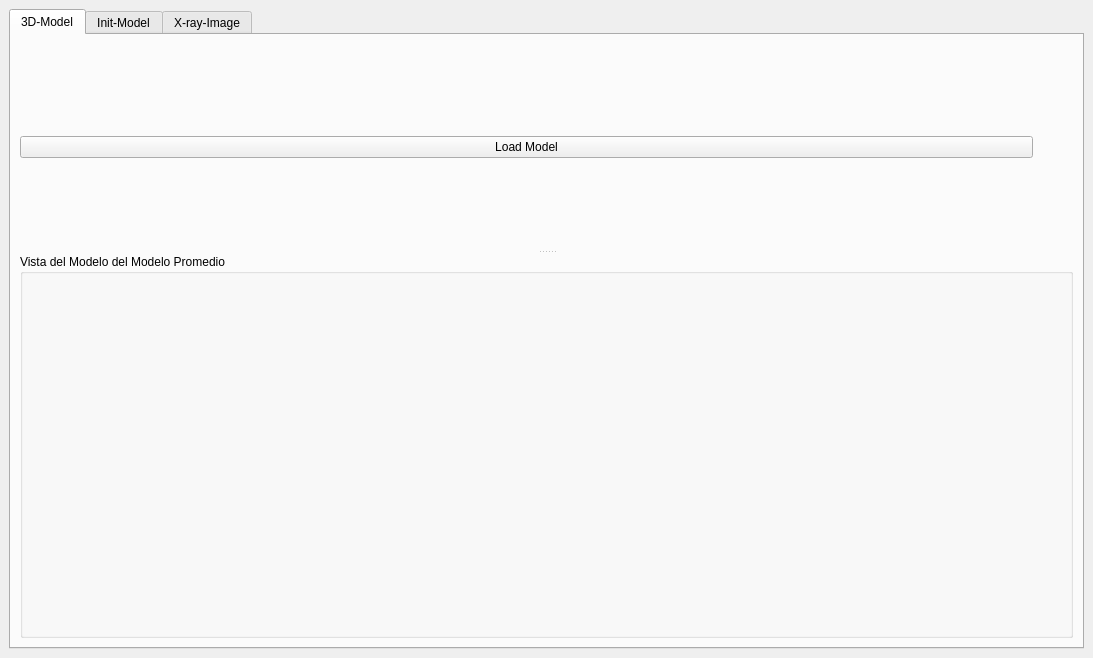
Before: the Qt Designer form Create3DBones.ui in chiconasa3000/BuildModel3D, drawn with Qt 5.
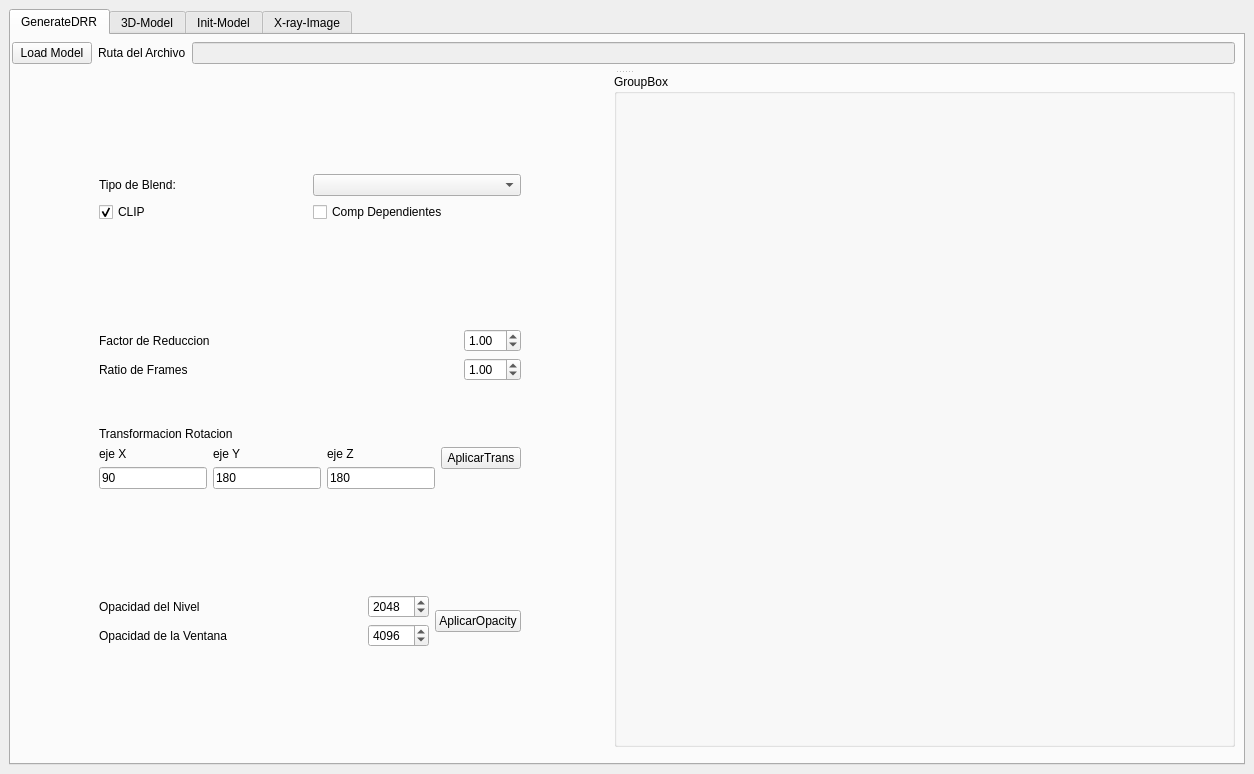
After: the same form once the commit is applied. Custom widgets are drawn as their Qt base class.

Diff of the .ui file:
```diff
--- a/Create3DBones.ui
+++ b/Create3DBones.ui
@@ -6,72 +6,518 @@
    <rect>
     <x>0</x>
     <y>0</y>
-    <width>1093</width>
-    <height>658</height>
+    <width>1254</width>
+    <height>774</height>
    </rect>
   </property>
-  <property name="minimumSize">
-   <size>
-    <width>703</width>
-    <height>500</height>
-   </size>
-  </property>
   <property name="windowTitle">
    <string>Create3DBones</string>
   </property>
   <widget class="QWidget" name="centralwidget">
    <layout class="QHBoxLayout" name="horizontalLayout">
     <item>
-     <widget class="QTabWidget" name="tabWidget">
-      <property name="minimumSize">
-       <size>
-        <width>671</width>
-        <height>461</height>
-       </size>
-      </property>
+     <widget class="QTabWidget" name="renderTab">
       <property name="currentIndex">
        <number>0</number>
       </property>
+      <widget class="QWidget" name="tab">
+       <attribute name="title">
+        <string>GenerateDRR</string>
+       </attribute>
+       <widget class="QSplitter" name="splitter">
+        <property name="geometry">
+         <rect>
+          <x>1</x>
+          <y>1</y>
+          <width>1223</width>
+          <height>711</height>
+         </rect>
+        </property>
+        <property name="orientation">
+         <enum>Qt::Vertical</enum>
+        </property>
+        <widget class="QWidget" name="horizontalLayoutWidget">
+         <layout class="QHBoxLayout" name="horizontalLayout_13">
+          <item>
+           <widget class="QPushButton" name="but_load_3dimage">
+            <property name="text">
+             <string>Load Model</string>
+            </property>
+           </widget>
+          </item>
+          <item>
+           <widget class="QLabel" name="label_9">
+            <property name="text">
+             <string>Ruta del Archivo</string>
+            </property>
+           </widget>
+          </item>
+          <item>
+           <widget class="QLineEdit" name="textInput_pathFile">
+            <property name="enabled">
+             <bool>false</bool>
+            </property>
+           </widget>
+          </item>
+         </layout>
+        </widget>
+        <widget class="QWidget" name="layoutWidget">
+         <layout class="QHBoxLayout" name="horizontalLayout_14">
+          <item>
+           <layout class="QHBoxLayout" name="horizontalLayout_25">
+            <property name="sizeConstraint">
+             <enum>QLayout::SetMaximumSize</enum>
+            </property>
+            <item>
+             <spacer name="horizontalSpacer_9">
+              <property name="orientation">
+               <enum>Qt::Horizontal</enum>
+              </property>
+              <property name="sizeHint" stdset="0">
+               <size>
+                <width>40</width>
+                <height>20</height>
+               </size>
+              </property>
+             </spacer>
+            </item>
+            <item>
+             <layout class="QVBoxLayout" name="verticalLayout_7">
+              <item>
+               <spacer name="verticalSpacer_4">
+                <property name="orientation">
+                 <enum>Qt::Vertical</enum>
+                </property>
+                <property name="sizeHint" stdset="0">
+                 <size>
+                  <width>20</width>
+                  <height>40</height>
+                 </size>
+                </property>
+               </spacer>
+              </item>
+              <item>
+               <layout class="QHBoxLayout" name="horizontalLayout_23">
+                <item>
+                 <widget class="QLabel" name="label_10">
+                  <property name="text">
+                   <string>Tipo de Blend:</string>
+                  </property>
+                 </widget>
+                </item>
+                <item>
+                 <widget class="QComboBox" name="comboBox_typeBlend"/>
+                </item>
+               </layout>
+              </item>
+              <item>
+               <layout class="QHBoxLayout" name="horizontalLayout_24">
+                <item>
+                 <widget class="QCheckBox" name="checkbox_clip">
+                  <property name="text">
+                   <string>CLIP</string>
+                  </property>
+                  <property name="checked">
+                   <bool>true</bool>
+                  </property>
+                 </widget>
+                </item>
+                <item>
+                 <widget class="QCheckBox" name="checkBox">
+                  <property name="text">
+                   <string>Comp Dependientes</string>
+                  </property>
+                 </widget>
+                </item>
+               </layout>
+              </item>
+              <item>
+               <spacer name="verticalSpacer_2">
+                <property name="orientation">
+                 <enum>Qt::Vertical</enum>
+                </property>
+                <property name="sizeHint" stdset="0">
+                 <size>
+                  <width>20</width>
+                  <height>40</height>
+                 </size>
+                </property>
+               </spacer>
+              </item>
+              <item>
+               <layout class="QVBoxLayout" name="verticalLayout_6">
+                <item>
+                 <layout class="QHBoxLayout" name="horizontalLayout_21">
+                  <item>
+                   <widget class="QLabel" name="label">
+                    <property name="text">
+                     <string>Factor de Reduccion</string>
+                    </property>
+                   </widget>
+                  </item>
+                  <item>
+                   <spacer name="horizontalSpacer_6">
+                    <property name="orientation">
+                     <enum>Qt::Horizontal</enum>
+                    </property>
+                    <property name="sizeHint" stdset="0">
+                     <size>
+                      <width>40</width>
+                      <height>20</height>
+                     </size>
+                    </property>
+                   </spacer>
+                  </item>
+                  <item>
+                   <widget class="QDoubleSpinBox" name="spinBoxFactorRed">
+                    <property name="value">
+                     <double>1.000000000000000</double>
+                    </property>
+                   </widget>
+                  </item>
+                 </layout>
+                </item>
+                <item>
+                 <layout class="QHBoxLayout" name="horizontalLayout_22">
+                  <item>
+                   <widget class="QLabel" name="label_2">
+                    <property name="text">
+                     <string>Ratio de Frames</string>
+                    </property>
+                   </widget>
+                  </item>
+                  <item>
+                   <spacer name="horizontalSpacer_5">
+                    <property name="orientation">
+                     <enum>Qt::Horizontal</enum>
+                    </property>
+                    <property name="sizeHint" stdset="0">
+                     <size>
+                      <width>40</width>
+                      <height>20</height>
+                     </size>
+                    </property>
+                   </spacer>
+                  </item>
+                  <item>
+                   <widget class="QDoubleSpinBox" name="spinBoxRatioFrames">
+                    <property name="value">
+                     <double>1.000000000000000</double>
+                    </property>
+                   </widget>
+                  </item>
+                 </layout>
+                </item>
+                <item>
+                 <spacer name="verticalSpacer">
+                  <property name="orientation">
+                   <enum>Qt::Vertical</enum>
+                  </property>
+                  <property name="sizeHint" stdset="0">
+                   <size>
+                    <width>20</width>
+                    <height>40</height>
+                   </size>
+                  </property>
+                 </spacer>
+                </item>
+                <item>
+                 <layout class="QHBoxLayout" name="horizontalLayout_20">
+                  <item>
+                   <layout class="QVBoxLayout" name="verticalLayout_5">
+                    <item>
+                     <widget class="QLabel" name="label_3">
+                      <property name="text">
+                       <string>Transformacion Rotacion</string>
+                      </property>
+                     </widget>
+                    </item>
+                    <item>
+                     <layout class="QHBoxLayout" name="horizontalLayout_18">
+                      <item>
+                       <widget class="QLabel" name="label_6">
+                        <property name="text">
+                         <string>eje X</string>
+                        </property>
+                       </widget>
+                      </item>
+                      <item>
+                       <widget class="QLabel" name="label_7">
+                        <property name="text">
+                         <string>eje Y</string>
+                        </property>
+                       </widget>
+                      </item>
+                      <item>
+                       <widget class="QLabel" name="label_8">
+                        <property name="text">
+                         <string>eje Z</string>
+                        </property>
+                       </widget>
+                      </item>
+                     </layout>
+                    </item>
+                    <item>
+                     <layout class="QHBoxLayout" name="horizontalLayout_19">
+                      <item>
+                       <widget class="QLineEdit" name="editRotX">
+                        <property name="text">
+                         <string>90</string>
+                        </property>
+                       </widget>
+                      </item>
+                      <item>
+                       <widget class="QLineEdit" name="editRotY">
+                        <property name="text">
+                         <string>180</string>
+                        </property>
+                       </widget>
+                      </item>
+                      <item>
+                       <widget class="QLineEdit" name="editRotZ">
+                        <property name="text">
+                         <string>180</string>
+                        </property>
+                       </widget>
+                      </item>
+                     </layout>
+                    </item>
+                   </layout>
+                  </item>
+                  <item>
+                   <widget class="QPushButton" name="but_trans_xray">
+                    <property name="text">
+                     <string>AplicarTrans</string>
+                    </property>
+                   </widget>
+                  </item>
+                 </layout>
+                </item>
+               </layout>
+              </item>
+              <item>
+               <spacer name="verticalSpacer_3">
+                <property name="orientation">
+                 <enum>Qt::Vertical</enum>
+                </property>
+                <property name="sizeHint" stdset="0">
+                 <size>
+                  <width>20</width>
+                  <height>40</height>
+                 </size>
+                </property>
+               </spacer>
+              </item>
+              <item>
+               <layout class="QHBoxLayout" name="horizontalLayout_17">
+                <item>
+                 <layout class="QVBoxLayout" name="verticalLayout_4">
+                  <item>
+                   <layout class="QHBoxLayout" name="horizontalLayout_16">
+                    <item>
+                     <widget class="QLabel" name="label_5">
+                      <property name="text">
+                       <string>Opacidad del Nivel</string>
+                      </property>
+                     </widget>
+                    </item>
+                    <item>
+                     <spacer name="horizontalSpacer_2">
+                      <property name="orientation">
+                       <enum>Qt::Horizontal</enum>
+                      </property>
+                      <property name="sizeHint" stdset="0">
+                       <size>
+                        <width>40</width>
+                        <height>20</height>
+                       </size>
+                      </property>
+                     </spacer>
+                    </item>
+                    <item>
+                     <widget class="QSpinBox" name="spinbox_level">
+                      <property name="maximum">
+                       <number>10000</number>
+                      </property>
+                      <property name="value">
+                       <number>2048</number>
+                      </property>
+                     </widget>
+                    </item>
+                   </layout>
+                  </item>
+                  <item>
+                   <layout class="QHBoxLayout" name="horizontalLayout_15">
+                    <item>
+                     <widget class="QLabel" name="label_4">
+                      <property name="text">
+                       <string>Opacidad de la Ventana</string>
+                      </property>
+                     </widget>
+                    </item>
+                    <item>
+                     <spacer name="horizontalSpacer_7">
+                      <property name="orientation">
+                       <enum>Qt::Horizontal</enum>
+                      </property>
+                      <property name="sizeHint" stdset="0">
+                       <size>
+                        <width>40</width>
+                        <height>20</height>
+                       </size>
+                      </property>
+                     </spacer>
+                    </item>
+                    <item>
+                     <widget class="QSpinBox" name="spinbox_window">
+                      <property name="maximum">
+                       <number>10000</number>
+                      </property>
+                      <property name="value">
+                       <number>4096</number>
+                      </property>
+                     </widget>
+                    </item>
+                   </layout>
+                  </item>
+                 </layout>
+                </item>
+                <item>
+                 <widget class="QPushButton" name="butApplyOpacity">
+                  <property name="text">
+                   <string>AplicarOpacity</string>
+                  </property>
+                 </widget>
+                </item>
+               </layout>
+              </item>
+              <item>
+               <spacer name="verticalSpacer_5">
+                <property name="orientation">
+                 <enum>Qt::Vertical</enum>
+                </property>
+                <property name="sizeHint" stdset="0">
+                 <size>
+                  <width>20</width>
+                  <height>40</height>
+                 </size>
+                </property>
+               </spacer>
+              </item>
+             </layout>
+            </item>
+            <item>
+             <spacer name="horizontalSpacer_8">
+              <property name="orientation">
+               <enum>Qt::Horizontal</enum>
+              </property>
+              <property name="sizeHint" stdset="0">
+               <size>
+                <width>40</width>
+                <height>20</height>
+               </size>
+              </property>
+             </spacer>
+            </item>
+           </layout>
+          </item>
+          <item>
+           <widget class="QGroupBox" name="groupBox_6">
+            <property name="minimumSize">
+             <size>
+              <width>621</width>
+              <height>0</height>
+             </size>
+            </property>
+            <property name="title">
+             <string>GroupBox</string>
+            </property>
+            <widget class="QVTKWidget" name="qvtkWidget_3" native="true">
+             <property name="geometry">
+              <rect>
+               <x>0</x>
+               <y>30</y>
+               <width>601</width>
+               <height>631</height>
+              </rect>
+             </property>
+            </widget>
+           </widget>
+          </item>
+         </layout>
+        </widget>
+       </widget>
+      </widget>
       <widget class="QWidget" name="tab_3">
        <attribute name="title">
         <string>3D-Model</string>
        </attribute>
-       <layout class="QHBoxLayout" name="horizontalLayout_11">
-        <item>
-         <widget class="QSplitter" name="splitter_3">
-          <property name="orientation">
-           <enum>Qt::Vertical</enum>
-          </property>
-          <widget class="QWidget" name="layoutWidget">
-           <layout class="QHBoxLayout" name="horizontalLayout_10">
-            <item>
-             <widget class="QPushButton" name="but_load_meanmd">
-              <property name="text">
-               <string>Load Model</string>
-              </property>
-             </widget>
-            </item>
-            <item>
-             <spacer name="horizontalSpacer_4">
-              <property name="orientation">
-               <enum>Qt::Horizontal</enum>
-              </property>
-              <property name="sizeType">
-               <enum>QSizePolicy::Minimum</enum>
-              </property>
-              <property name="sizeHint" stdset="0">
-               <size>
-                <width>40</width>
-                <height>20</height>
-               </size>
-              </property>
-             </spacer>
-            </item>
-           </layout>
-          </widget>
-          <widget class="QGroupBox" name="groupBox_2">
-           <property name="title">
-            <string>Vista del Modelo del Modelo Promedio</string>
+       <widget class="QPushButton" name="butDic">
+        <property name="geometry">
+         <rect>
+          <x>170</x>
+          <y>10</y>
+          <width>89</width>
+          <height>25</height>
+         </rect>
+        </property>
+        <property name="text">
+         <string>loadDicom</string>
+        </property>
+       </widget>
+       <widget class="QPushButton" name="butVtk">
+        <property name="geometry">
+         <rect>
+          <x>360</x>
+          <y>10</y>
+          <width>89</width>
+          <height>25</height>
+         </rect>
+        </property>
+        <property name="text">
+         <string>loadVtk</string>
+        </property>
+       </widget>
+       <widget class="QLabel" name="label_11">
+        <property name="geometry">
+         <rect>
+          <x>270</x>
+          <y>10</y>
+          <width>67</width>
+          <height>17</height>
+         </rect>
+        </property>
+        <property name="text">
+         <string>TextLabel</string>
+        </property>
+       </widget>
+       <widget class="QLabel" name="label_12">
+        <property name="geometry">
+         <rect>
+          <x>460</x>
+          <y>10</y>
+          <width>67</width>
+          <height>17</height>
+         </rect>
+        </property>
+        <property name="text">
+         <string>TextLabel</string>
+        </property>
+       </widget>
+       <widget class="QWidget" name="layoutWidget">
+        <property name="geometry">
+         <rect>
+          <x>9</x>
+          <y>9</y>
+          <width>136</width>
+          <height>27</height>
+         </rect>
+        </property>
+        <layout class="QHBoxLayout" name="horizontalLayout_10">
+         <item>
+          <widget class="QPushButton" name="but_load_meanmd">
+           <property name="text">
+            <string>Load Model</string>
            </property>
            <layout class="QHBoxLayout" name="horizontalLayout_4">
             <item>
@@ -79,9 +525,43 @@
             </item>
            </layout>
           </widget>
-         </widget>
-        </item>
-       </layout>
+         </item>
+         <item>
+          <spacer name="horizontalSpacer_4">
+           <property name="orientation">
+            <enum>Qt::Horizontal</enum>
+           </property>
+           <property name="sizeType">
+            <enum>QSizePolicy::Minimum</enum>
+           </property>
+           <property name="sizeHint" stdset="0">
+            <size>
+             <width>40</width>
+             <height>20</height>
+            </size>
+           </property>
+          </spacer>
+         </item>
+        </layout>
+       </widget>
+       <widget class="QGroupBox" name="groupBox_2">
+        <property name="geometry">
+         <rect>
+          <x>9</x>
+          <y>40</y>
+          <width>581</width>
+          <height>661</height>
+         </rect>
+        </property>
+        <property name="title">
+         <string>Vista del Modelo del Modelo Promedio</string>
+        </property>
+        <layout class="QHBoxLayout" name="horizontalLayout_4">
+         <item>
+          <widget class="QVTKWidget" name="qvtkWidget_2" native="true"/>
+         </item>
+        </layout>
+       </widget>
       </widget>
       <widget class="QWidget" name="tab_2">
        <attribute name="title">
```
Left out of the diff: 5 changed lines with no effect on the pictures.
